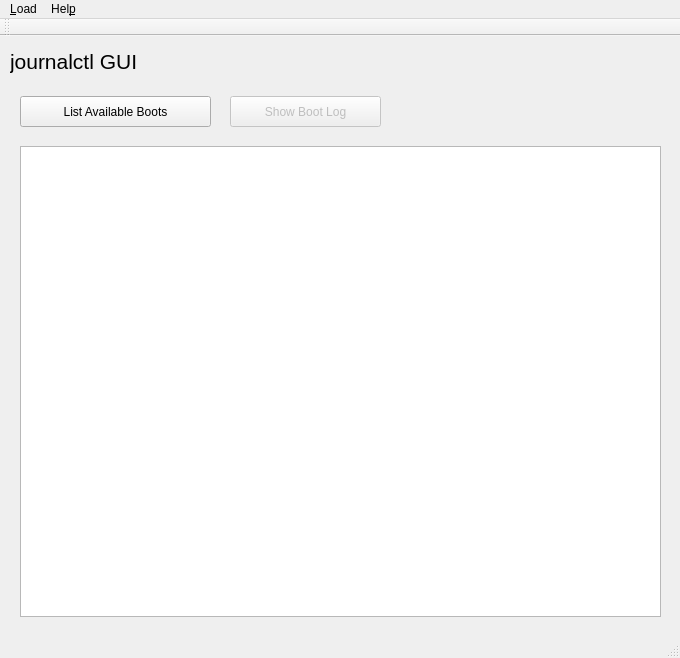
First picture: the form in mainwindow.ui, repository pentix/qjournalctl, before the edit.
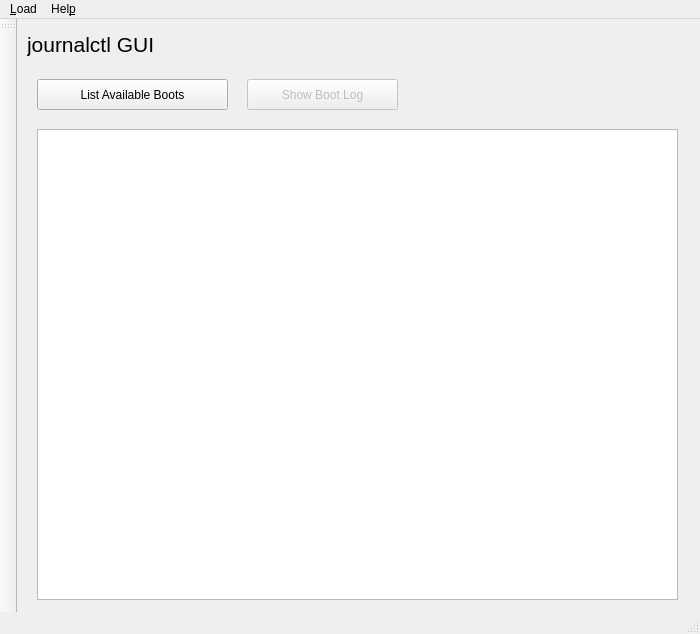
Second picture: the form after the edit.

```diff
--- a/mainwindow.ui
+++ b/mainwindow.ui
@@ -6,8 +6,8 @@
    <rect>
     <x>0</x>
     <y>0</y>
-    <width>680</width>
-    <height>658</height>
+    <width>700</width>
+    <height>634</height>
    </rect>
   </property>
   <property name="windowTitle">
@@ -101,7 +101,7 @@
     <rect>
      <x>0</x>
      <y>0</y>
-     <width>680</width>
+     <width>700</width>
      <height>30</height>
     </rect>
    </property>
@@ -125,7 +125,7 @@
   </widget>
   <widget class="QToolBar" name="mainToolBar">
    <attribute name="toolBarArea">
-    <enum>TopToolBarArea</enum>
+    <enum>LeftToolBarArea</enum>
    </attribute>
    <attribute name="toolBarBreak">
     <bool>false</bool>
```
